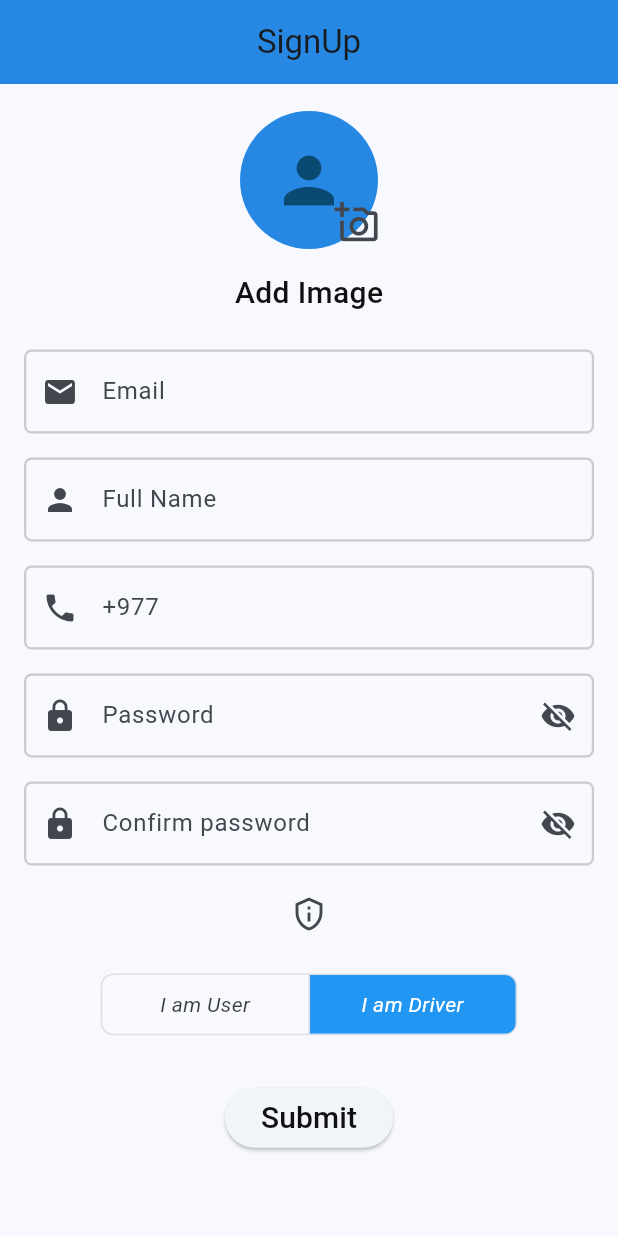
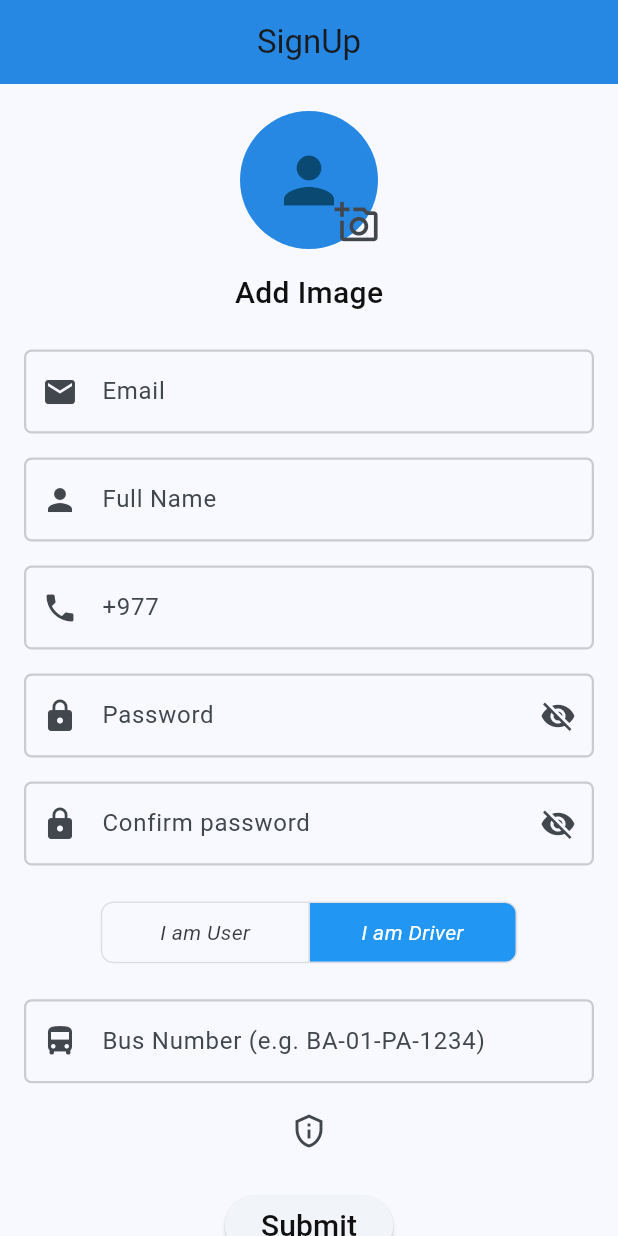
Before and after one commit to ribesh07/Saralyatra, a Flutter app: the Signup_page screen opened directly, after a tap on "I am Driver", on a phone screen of 412 x 824 dp. Run offline on Flutter 3.47's test engine with Material 3 defaults, Android fonts, the phone set to English and light mode, and no system bars; our stand-ins replace cloud_firestore, dio, dotted_line, email_validator, firebase_auth, firebase_core and 18 more; missing offline and left inert: app_linkster, dart:ffi, flutter_sound, khalti_flutter; accounts and stored records are empty.

Commit message:
feat: add bus number validation and integrate bus number input in signup page

```diff
--- a/lib/Booking/provide.dart
+++ b/lib/Booking/provide.dart
@@ -6,7 +6,9 @@ import 'package:flutter/material.dart';
 
 class settingProvider extends ChangeNotifier {
   static final RegExp passValid = RegExp(
-      r'^(?=.*[a-z])(?=.*[A-Z])(?=.*\d)(?=.*[@$!%*?&])[A-Za-z\d@$!%*?&]{8,16}$');
+      //r'^(?=.*[a-z])(?=.*[A-Z])(?=.*\d)(?=.*[@$!%*?&])[A-Za-z\d@$!%*?&]{8,16}$');
+      r'^(?=.*[a-z])(?=.*[A-Z])(?=.*\d)(?=.*[@$!%*?&#])[A-Za-z\d@$!%*?&#]{8,16}$');
+
   // general validator
   validator(String value, String message) {
     if (value.isEmpty) {
@@ -84,4 +86,16 @@ class settingProvider extends ChangeNotifier {
       return "invalid mail";
     }
   }
+
+  busValidator(String value) {
+    if (value.isEmpty) {
+      return "Bus number is required";
+    }
+    final pattern = r'^[A-Z]{2}-[0-9]{2}-[A-Z]{2}-[0-9]{1,4}$';
+    final regex = RegExp(pattern);
+    if (!regex.hasMatch(value)) {
+      return "Enter a valid bus number (e.g., BA-01-PA-1234)";
+    }
+    return null;
+  }
 }
--- a/lib/pages/signup-page.dart
+++ b/lib/pages/signup-page.dart
@@ -68,6 +68,7 @@ class _Signup_pageState extends State<Signup_page> {
   final cpasscontroller = TextEditingController();
   final usernamecontroller = TextEditingController();
   final contactnumcontroller = TextEditingController();
+  final busnumbercontroller = TextEditingController();
   final formkey = GlobalKey<FormState>();
 
   final ImagePicker _picker = ImagePicker();
@@ -230,7 +231,6 @@ class _Signup_pageState extends State<Signup_page> {
     _showLoadingDialog();
 
     try {
-      // Run Firebase Auth and image upload in parallel
       final results = await Future.wait([
         FirebaseAuth.instance
             .createUserWithEmailAndPassword(email: email, password: password),
@@ -259,7 +259,8 @@ class _Signup_pageState extends State<Signup_page> {
         'imageUrl': imageUrl,
         'messageUsername': messageUserName,
         'role': "driver",
-        'sessionToken': sessionToken
+        'sessionToken': sessionToken,
+        'bus_number': busnumbercontroller.text.toString(), // 👈 UPDATED
       };
 
       var chatRoomId =
@@ -268,7 +269,6 @@ class _Signup_pageState extends State<Signup_page> {
         "users": ["Agent", userInfoMap["username"]],
       };
 
-      // Run database operations in parallel
       await Future.wait<void>([
         DatabaseMethod().addDriverDetails(userInfoMap, uid!),
         DatabaseMethod().createChatRoom(chatRoomId, chatInfoMap),
@@ -278,7 +278,6 @@ class _Signup_pageState extends State<Signup_page> {
       _hideLoadingDialog();
       _showSuccessSnackBar('Driver account created successfully!');
 
-      // Navigate to BottomBar
       if (mounted) {
         Navigator.pushReplacement(context,
             MaterialPageRoute(builder: (context) => const DriverPage()));
@@ -392,12 +391,14 @@ class _Signup_pageState extends State<Signup_page> {
   }
 
   @override
+  @override
   void dispose() {
     emailcontroller.dispose();
     passcontroller.dispose();
     cpasscontroller.dispose();
     usernamecontroller.dispose();
     contactnumcontroller.dispose();
+    busnumbercontroller.dispose(); // 👈 NEW
     super.dispose();
   }
 
@@ -542,6 +543,75 @@ class _Signup_pageState extends State<Signup_page> {
                     validator: (value) => provider.cpasswordValidator(
                         passcontroller.text, cpasscontroller.text),
                   ),
+                  Padding(
+                    padding: const EdgeInsets.all(16.0),
+                    child: Column(
+                        mainAxisAlignment: MainAxisAlignment.center,
+                        children: [
+                          Container(
+                            height: MediaQuery.of(context).size.height / 20,
+                            child: ToggleButtons(
+                              isSelected: isSelected,
+                              borderRadius: BorderRadius.circular(8),
+                              selectedColor: Colors.white,
+                              fillColor: Colors.blue,
+                              children: [
+                                Container(
+                                  width: MediaQuery.of(context).size.width / 3,
+                                  child: Padding(
+                                    padding: const EdgeInsets.symmetric(
+                                        horizontal: 16),
+                                    child: Text(
+                                      "I am User",
+                                      textAlign: TextAlign.center,
+                                      style: TextStyle(
+                                          fontStyle: FontStyle.italic),
+                                    ),
+                                  ),
+                                ),
+                                Container(
+                                  width: MediaQuery.of(context).size.width / 3,
+                                  child: Padding(
+                                    padding: const EdgeInsets.symmetric(
+                                        horizontal: 16),
+                                    child: Text(
+                                      "I am Driver",
+                                      textAlign: TextAlign.center,
+                                      style: TextStyle(
+                                          fontStyle: FontStyle.italic),
+                                    ),
+                                  ),
+                                ),
+                              ],
+                              onPressed: (int index) {
+                                setState(() {
+                                  // Set only the clicked index to true, others false
+                                  for (int i = 0; i < isSelected.length; i++) {
+                                    isSelected[i] = i == index;
+                                  }
+                                });
+                              },
+                            ),
+                            // SizedBox(height: 20),
+                            // Text(
+                            //   "Selected: ${isSelected[0] ? "I am User" : "I am driver"}",
+                            //   style: TextStyle(fontStyle: FontStyle.italic),
+                            // ),
+                          )
+                        ]),
+                  ),
+                  if (isSelected[1])
+                    InputField(
+                      icon: Icons.directions_bus,
+                      label: "Bus Number (e.g. BA-01-PA-1234)",
+                      controller: busnumbercontroller,
+                      inputFormat: [
+                        FilteringTextInputFormatter.allow(
+                            RegExp(r'[A-Z0-9\-]')), // ✅ FIXED
+                        LengthLimitingTextInputFormatter(13),
+                      ],
+                      validator: (value) => provider.busValidator(value),
+                    ),
                   IconButton(
                     onPressed: () {
                       showDialog(
@@ -579,74 +649,17 @@ class _Signup_pageState extends State<Signup_page> {
                     icon: Icon(Icons.privacy_tip_outlined),
                   ),
                   Padding(
-                    padding: const EdgeInsets.all(16.0),
-                    child: Column(
-                      mainAxisAlignment: MainAxisAlignment.center,
-                      children: [
-                        Container(
-                          height: MediaQuery.of(context).size.height / 20,
-                          child: ToggleButtons(
-                            isSelected: isSelected,
-                            borderRadius: BorderRadius.circular(8),
-                            selectedColor: Colors.white,
-                            fillColor: Colors.blue,
-                            children: [
-                              Container(
-                                width: MediaQuery.of(context).size.width / 3,
-                                child: Padding(
-                                  padding: const EdgeInsets.symmetric(
-                                      horizontal: 16),
-                                  child: Text(
-                                    "I am User",
-                                    textAlign: TextAlign.center,
-                                    style:
-                                        TextStyle(fontStyle: FontStyle.italic),
-                                  ),
-                                ),
-                              ),
-                              Container(
-                                width: MediaQuery.of(context).size.width / 3,
-                                child: Padding(
-                                  padding: const EdgeInsets.symmetric(
-                                      horizontal: 16),
-                                  child: Text(
-                                    "I am Driver",
-                                    textAlign: TextAlign.center,
-                                    style:
-                                        TextStyle(fontStyle: FontStyle.italic),
-                                  ),
-                                ),
-                              ),
-                            ],
-                            onPressed: (int index) {
-                              setState(() {
-                                // Set only the clicked index to true, others false
-                                for (int i = 0; i < isSelected.length; i++) {
-                                  isSelected[i] = i == index;
-                                }
-                              });
-                            },
-                          ),
-                        ),
-                        // SizedBox(height: 20),
-                        // Text(
-                        //   "Selected: ${isSelected[0] ? "I am User" : "I am driver"}",
-                        //   style: TextStyle(fontStyle: FontStyle.italic),
-                        // ),
-                      ],
-                    ),
-                  ),
-                  Padding(
                     padding: const EdgeInsets.only(top: 15),
                     child: ElevatedButton(
                       onPressed: () {
-                        if (formkey.currentState!.validate() && isSelected[0]) {
-                          userSignUp(emailcontroller.text.toString(),
-                              passcontroller.text.toString());
-                        } else if (formkey.currentState!.validate() &&
-                            isSelected[1]) {
-                          driverSignUp(emailcontroller.text.toString(),
-                              passcontroller.text.toString());
+                        if (formkey.currentState!.validate()) {
+                          if (isSelected[0]) {
+                            userSignUp(emailcontroller.text.trim(),
+                                passcontroller.text.trim());
+                          } else {
+                            driverSignUp(emailcontroller.text.trim(),
+                                passcontroller.text.trim());
+                          }
                         }
                       },
                       child: Text(
--- a/lib/user_location/usercard/busroute.dart
+++ b/lib/user_location/usercard/busroute.dart
@@ -1,5 +1,7 @@
+import 'package:firebase_auth/firebase_auth.dart';
 import 'package:flutter/material.dart';
 import '../route_map.dart';
+import 'package:saralyatra/services/shared_pref.dart';
 
 // const backgroundColor = Color.fromARGB(255, 213, 227, 239);
 const textcolor = Color.fromARGB(255, 17, 16, 17);
```
